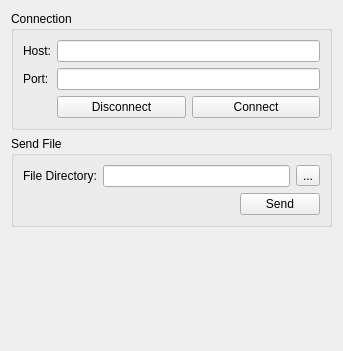
pengwg/vurtigo, file Plugins/GeomServer/GeomServer.ui: the form before one commit.
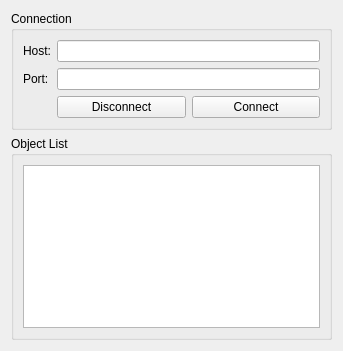
The form after the commit.

Commit message:
Serious code cleanup of the Geom Server. BugID:658 Analysis:Removed the write only class since there will never be a need to only write to the server. Also, the reader and writer need to share data.
Resolution:

Reviewed by:

Patch:
```diff
--- a/Plugins/GeomServer/GeomServer.ui
+++ b/Plugins/GeomServer/GeomServer.ui
@@ -64,70 +64,15 @@
    <item>
     <widget class="QGroupBox" name="sendFileGroupBox">
      <property name="title">
-      <string>Send File</string>
+      <string>Object List</string>
      </property>
      <layout class="QVBoxLayout" name="verticalLayout_2">
       <item>
-       <layout class="QGridLayout" name="sendFileGridLayout">
-        <item row="0" column="1">
-         <widget class="QLineEdit" name="fileDirLineEdit"/>
-        </item>
-        <item row="0" column="2">
-         <widget class="QToolButton" name="fileDirToolButton">
-          <property name="text">
-           <string>...</string>
-          </property>
-         </widget>
-        </item>
-        <item row="0" column="0">
-         <widget class="QLabel" name="fileDirLabel">
-          <property name="text">
-           <string>File Directory:</string>
-          </property>
-         </widget>
-        </item>
-       </layout>
-      </item>
-      <item>
-       <layout class="QGridLayout" name="gridLayout">
-        <item row="0" column="2">
-         <widget class="QPushButton" name="sendFileButton">
-          <property name="text">
-           <string>Send</string>
-          </property>
-         </widget>
-        </item>
-        <item row="0" column="0">
-         <spacer name="sendFileButtonSpacer">
-          <property name="orientation">
-           <enum>Qt::Horizontal</enum>
-          </property>
-          <property name="sizeHint" stdset="0">
-           <size>
-            <width>40</width>
-            <height>20</height>
-           </size>
-          </property>
-         </spacer>
-        </item>
-       </layout>
+       <widget class="QTableWidget" name="objectTable"/>
       </item>
      </layout>
     </widget>
    </item>
-   <item>
-    <spacer name="mainSpacer">
-     <property name="orientation">
-      <enum>Qt::Vertical</enum>
-     </property>
-     <property name="sizeHint" stdset="0">
-      <size>
-       <width>20</width>
-       <height>40</height>
-      </size>
-     </property>
-    </spacer>
-   </item>
   </layout>
  </widget>
  <resources/>
```
Left out of the diff: 2 changed lines with no effect on the pictures. The commit also changes 16 other files.
